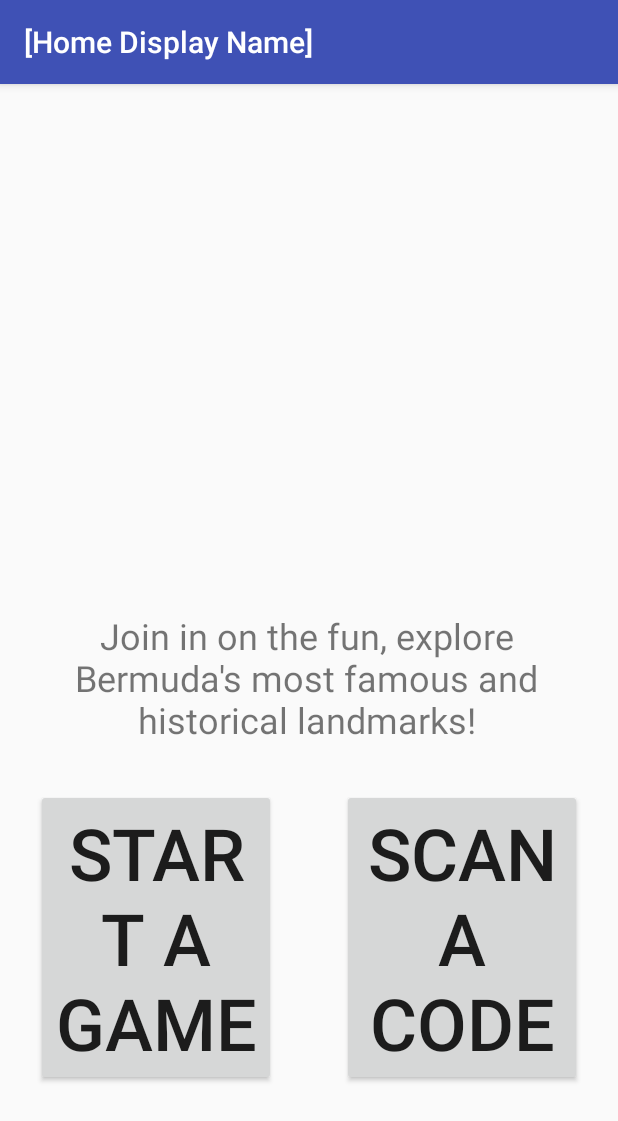
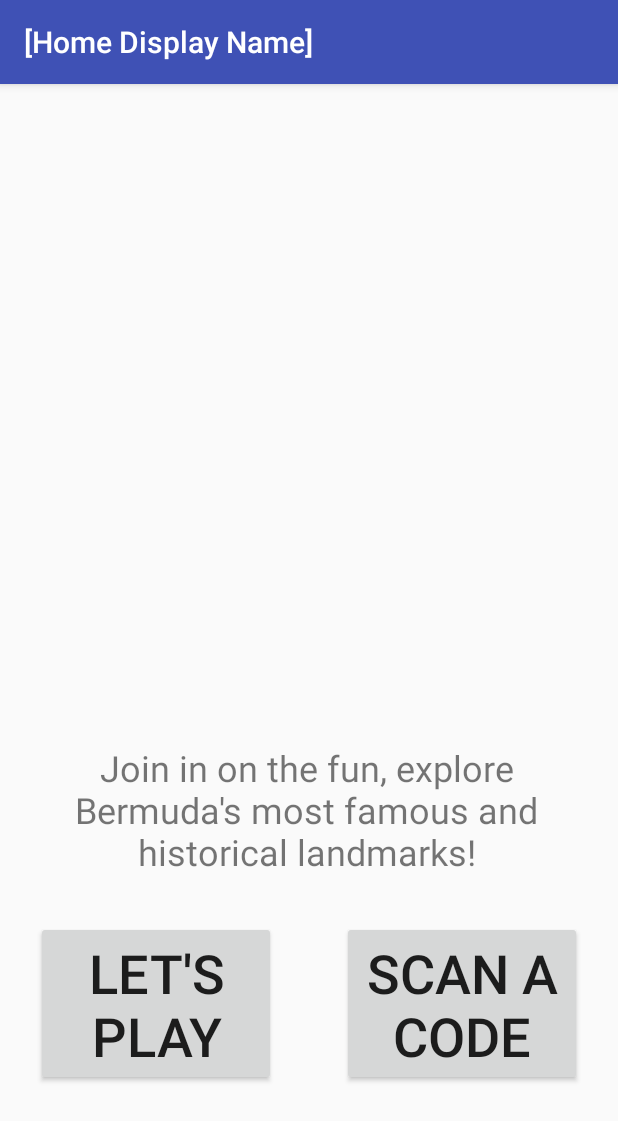
Before and after one commit to Red395/RDI, an Android app: the screen it shows after launch (HomePage), on a phone screen of 412 x 824 dp. Shown: the top 1121 px of the screen. Run offline under Robolectric (Android 15) with nearby library versions, the phone set to English and light mode, and no system bars.

Commit message:
Fixed empty XML tag issue and various other xml warnings

```diff
--- a/app/src/main/res/layout/homepage.xml
+++ b/app/src/main/res/layout/homepage.xml
@@ -24,26 +24,26 @@
     <Button
         android:id="@+id/StartGameButton"
         android:layout_width="160dp"
-        android:layout_height="wrap_content"
+        android:layout_height="110dp"
         android:layout_marginBottom="100dp"
         android:layout_marginEnd="20dp"
-        android:text="Start a Game"
-        android:textSize="72px"
+        android:text="Let's Play"
+        android:textSize="36sp"
         app:layout_constraintBottom_toBottomOf="parent"
         app:layout_constraintEnd_toStartOf="@+id/ScanCodeButton"
         app:layout_constraintHorizontal_bias="0.5"
-        app:layout_constraintStart_toStartOf="parent"></Button>
+        app:layout_constraintStart_toStartOf="parent"/>
 
     <Button
         android:id="@+id/ScanCodeButton"
         android:layout_width="160dp"
-        android:layout_height="wrap_content"
+        android:layout_height="110dp"
         android:layout_marginBottom="100dp"
         android:text="Scan a Code"
-        android:textSize="72px"
+        android:textSize="36sp"
         app:layout_constraintBottom_toBottomOf="parent"
         app:layout_constraintEnd_toEndOf="parent"
         app:layout_constraintHorizontal_bias="0.5"
-        app:layout_constraintStart_toEndOf="@+id/StartGameButton"></Button>
+        app:layout_constraintStart_toEndOf="@+id/StartGameButton"/>
 
 </android.support.constraint.ConstraintLayout>
```
